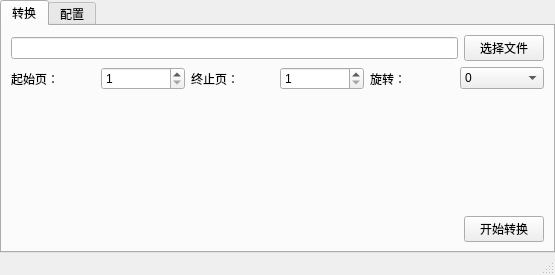
Above: main.ui from songquanpeng/pdf2excel before the change. Below: the same form after it.
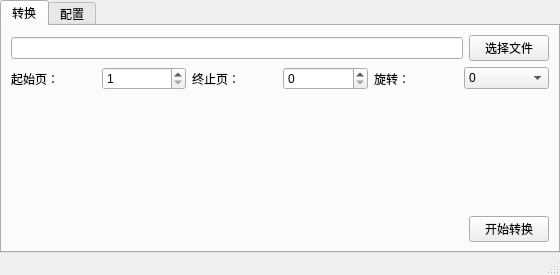
That is the form after the change.

Diff of the .ui file:
```diff
--- a/main.ui
+++ b/main.ui
@@ -6,7 +6,7 @@
    <rect>
     <x>0</x>
     <y>0</y>
-    <width>555</width>
+    <width>560</width>
     <height>275</height>
    </rect>
   </property>
@@ -86,11 +86,14 @@
           <item>
            <widget class="QSpinBox" name="endSpinBox">
             <property name="minimum">
-             <number>1</number>
+             <number>0</number>
             </property>
             <property name="maximum">
              <number>9999</number>
             </property>
+            <property name="value">
+             <number>0</number>
+            </property>
            </widget>
           </item>
           <item>
@@ -134,7 +137,7 @@
           <property name="sizeHint" stdset="0">
            <size>
             <width>20</width>
-            <height>88</height>
+            <height>108</height>
            </size>
           </property>
          </spacer>
```
Left out of the diff: 6 changed lines with no effect on the pictures.
